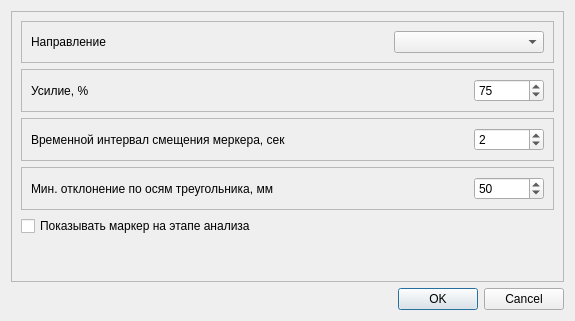
This is metodics/dynamic_tests/triangle/triangleparamsdialog.ui in grigp/a-analyser as Qt 5 draws it before an edit. The edited form follows.
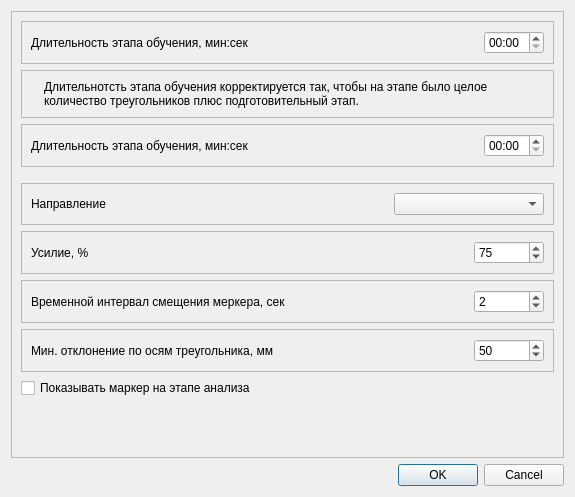
This is the edited form. Icons and pictures are not drawn.

What changed in the file:
```diff
--- a/metodics/dynamic_tests/triangle/triangleparamsdialog.ui
+++ b/metodics/dynamic_tests/triangle/triangleparamsdialog.ui
@@ -7,7 +7,7 @@
     <x>0</x>
     <y>0</y>
     <width>575</width>
-    <height>321</height>
+    <height>497</height>
    </rect>
   </property>
   <property name="windowTitle">
@@ -23,6 +23,159 @@
       <enum>QFrame::Raised</enum>
      </property>
      <layout class="QVBoxLayout" name="verticalLayout_2">
+      <item>
+       <widget class="QFrame" name="frTimeTrening">
+        <property name="frameShape">
+         <enum>QFrame::StyledPanel</enum>
+        </property>
+        <property name="frameShadow">
+         <enum>QFrame::Raised</enum>
+        </property>
+        <layout class="QHBoxLayout" name="horizontalLayout_9">
+         <item>
+          <widget class="QLabel" name="lblTimeTrening">
+           <property name="text">
+            <string>Длительность этапа обучения, мин:сек</string>
+           </property>
+          </widget>
+         </item>
+         <item>
+          <spacer name="horizontalSpacer_9">
+           <property name="orientation">
+            <enum>Qt::Horizontal</enum>
+           </property>
+           <property name="sizeHint" stdset="0">
+            <size>
+             <width>40</width>
+             <height>20</height>
+            </size>
+           </property>
+          </spacer>
+         </item>
+         <item>
+          <widget class="QTimeEdit" name="edTimeTrening">
+           <property name="minimumSize">
+            <size>
+             <width>60</width>
+             <height>0</height>
+            </size>
+           </property>
+           <property name="currentSection">
+            <enum>QDateTimeEdit::MinuteSection</enum>
+           </property>
+           <property name="displayFormat">
+            <string>mm:ss</string>
+           </property>
+           <property name="currentSectionIndex">
+            <number>0</number>
+           </property>
+          </widget>
+         </item>
+        </layout>
+       </widget>
+      </item>
+      <item>
+       <widget class="QFrame" name="frInfoTimeTrening">
+        <property name="frameShape">
+         <enum>QFrame::StyledPanel</enum>
+        </property>
+        <property name="frameShadow">
+         <enum>QFrame::Raised</enum>
+        </property>
+        <layout class="QHBoxLayout" name="horizontalLayout">
+         <item>
+          <widget class="QLabel" name="picInfoTimeTrening">
+           <property name="sizePolicy">
+            <sizepolicy hsizetype="Fixed" vsizetype="Preferred">
+             <horstretch>0</horstretch>
+             <verstretch>0</verstretch>
+            </sizepolicy>
+           </property>
+           <property name="text">
+            <string/>
+           </property>
+           <property name="pixmap">
+            <pixmap resource="../../../kernel.qrc">:/images/Info.png</pixmap>
+           </property>
+          </widget>
+         </item>
+         <item>
+          <widget class="QLabel" name="lblInfoTimeTrening">
+           <property name="text">
+            <string>Длительнотсть этапа обучения корректируется так, чтобы на этапе было целое количество треугольников плюс подготовительный этап.</string>
+           </property>
+           <property name="wordWrap">
+            <bool>true</bool>
+           </property>
+          </widget>
+         </item>
+        </layout>
+       </widget>
+      </item>
+      <item>
+       <widget class="QFrame" name="frTimeAnalysis">
+        <property name="frameShape">
+         <enum>QFrame::StyledPanel</enum>
+        </property>
+        <property name="frameShadow">
+         <enum>QFrame::Raised</enum>
+        </property>
+        <layout class="QHBoxLayout" name="horizontalLayout_10">
+         <item>
+          <widget class="QLabel" name="lblTimeAnalysis">
+           <property name="text">
+            <string>Длительность этапа обучения, мин:сек</string>
+           </property>
+          </widget>
+         </item>
+         <item>
+          <spacer name="horizontalSpacer_10">
+           <property name="orientation">
+            <enum>Qt::Horizontal</enum>
+           </property>
+           <property name="sizeHint" stdset="0">
+            <size>
+             <width>40</width>
+             <height>20</height>
+            </size>
+           </property>
+          </spacer>
+         </item>
+         <item>
+          <widget class="QTimeEdit" name="edTimeAnalysis">
+           <property name="minimumSize">
+            <size>
+             <width>60</width>
+             <height>0</height>
+            </size>
+           </property>
+           <property name="currentSection">
+            <enum>QDateTimeEdit::MinuteSection</enum>
+           </property>
+           <property name="displayFormat">
+            <string>mm:ss</string>
+           </property>
+          </widget>
+         </item>
+        </layout>
+       </widget>
+      </item>
+      <item>
+       <spacer name="verticalSpacer_2">
+        <property name="orientation">
+         <enum>Qt::Vertical</enum>
+        </property>
+        <property name="sizeType">
+         <enum>QSizePolicy::Fixed</enum>
+        </property>
+        <property name="sizeHint" stdset="0">
+         <size>
+          <width>20</width>
+          <height>10</height>
+         </size>
+        </property>
+       </spacer>
+      </item>
       <item>
        <widget class="QFrame" name="frDirectionMode">
         <property name="frameShape">
```
Left out of the diff: 4 changed lines with no effect on the pictures.
